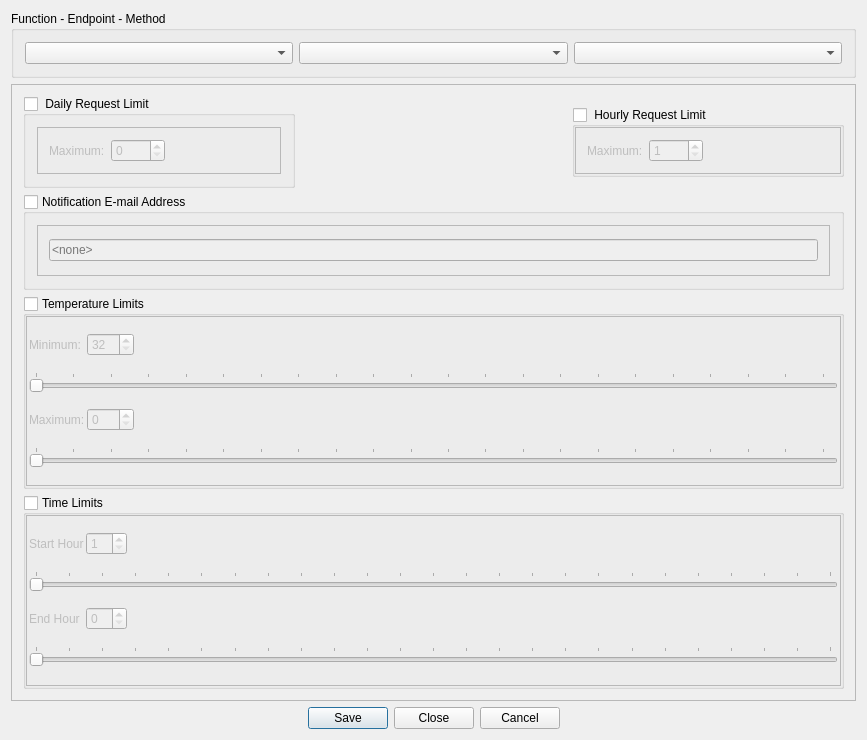
The window that IdsEditor/RuleEditor.ui (pnnl/ms-speak) describes before a commit, drawn with Qt 5.
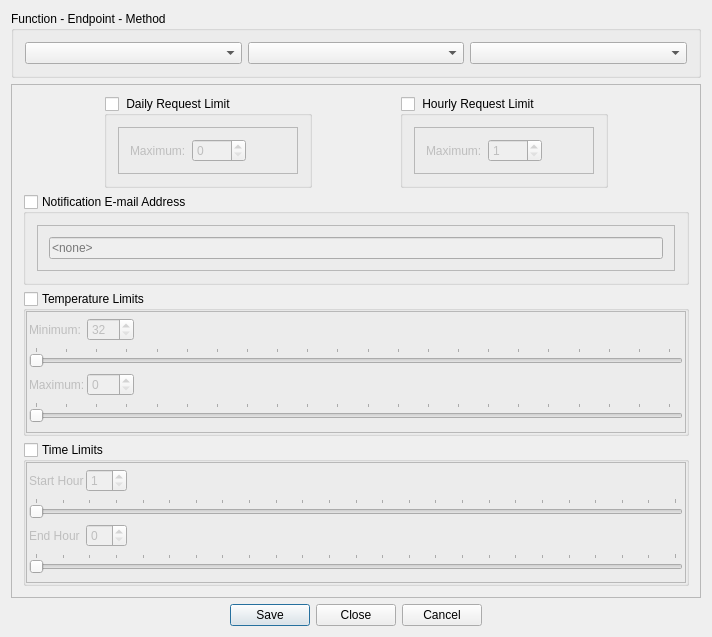
The same window after the commit. Icons and pictures are not drawn.

Diff of the .ui file:
```diff
--- a/IdsEditor/RuleEditor.ui
+++ b/IdsEditor/RuleEditor.ui
@@ -6,8 +6,8 @@
    <rect>
     <x>0</x>
     <y>0</y>
-    <width>867</width>
-    <height>740</height>
+    <width>712</width>
+    <height>637</height>
    </rect>
   </property>
   <property name="windowTitle">
@@ -46,15 +46,28 @@
        <rect>
         <x>0</x>
         <y>0</y>
-        <width>847</width>
-        <height>608</height>
+        <width>688</width>
+        <height>509</height>
        </rect>
       </property>
       <layout class="QGridLayout" name="gridLayout_8">
        <item row="0" column="0">
         <layout class="QVBoxLayout" name="verticalLayout_2">
          <item>
-          <layout class="QHBoxLayout" name="horizontalLayout_3">
+          <layout class="QHBoxLayout" name="horizontalLayout_4">
+           <item>
+            <spacer name="horizontalSpacer_7">
+             <property name="orientation">
+              <enum>Qt::Horizontal</enum>
+             </property>
+             <property name="sizeHint" stdset="0">
+              <size>
+               <width>40</width>
+               <height>20</height>
+              </size>
+             </property>
+            </spacer>
+           </item>
            <item>
             <widget class="QGroupBox" name="MaxRequestsGroup">
              <property name="sizePolicy">
@@ -161,21 +174,24 @@
              <property name="checked">
               <bool>false</bool>
              </property>
-             <layout class="QGridLayout" name="gridLayout_3">
+             <layout class="QGridLayout" name="gridLayout_3" rowstretch="0,0">
               <property name="leftMargin">
-               <number>0</number>
+               <number>11</number>
               </property>
               <property name="topMargin">
-               <number>0</number>
+               <number>11</number>
               </property>
               <property name="rightMargin">
-               <number>0</number>
+               <number>11</number>
               </property>
               <property name="bottomMargin">
-               <number>0</number>
+               <number>11</number>
               </property>
               <item row="1" column="0">
                <widget class="QFrame" name="MaxRequestsPHFrame">
+                <property name="enabled">
+                 <bool>false</bool>
+                </property>
                 <property name="sizePolicy">
                  <sizepolicy hsizetype="Preferred" vsizetype="Fixed">
                   <horstretch>0</horstretch>
@@ -235,6 +251,19 @@
              </layout>
             </widget>
            </item>
+           <item>
+            <spacer name="horizontalSpacer_9">
+             <property name="orientation">
+              <enum>Qt::Horizontal</enum>
+             </property>
+             <property name="sizeHint" stdset="0">
+              <size>
+               <width>40</width>
+               <height>20</height>
+              </size>
+             </property>
+            </spacer>
+           </item>
           </layout>
          </item>
          <item>
```
